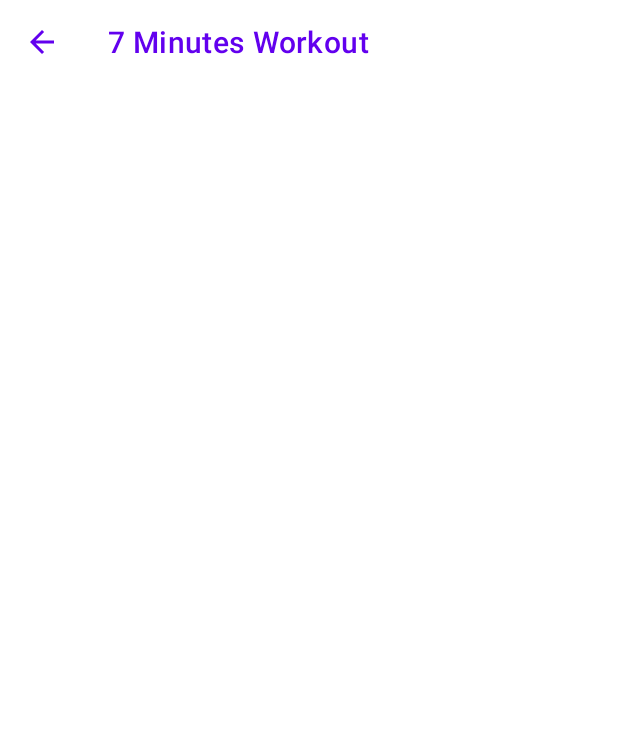
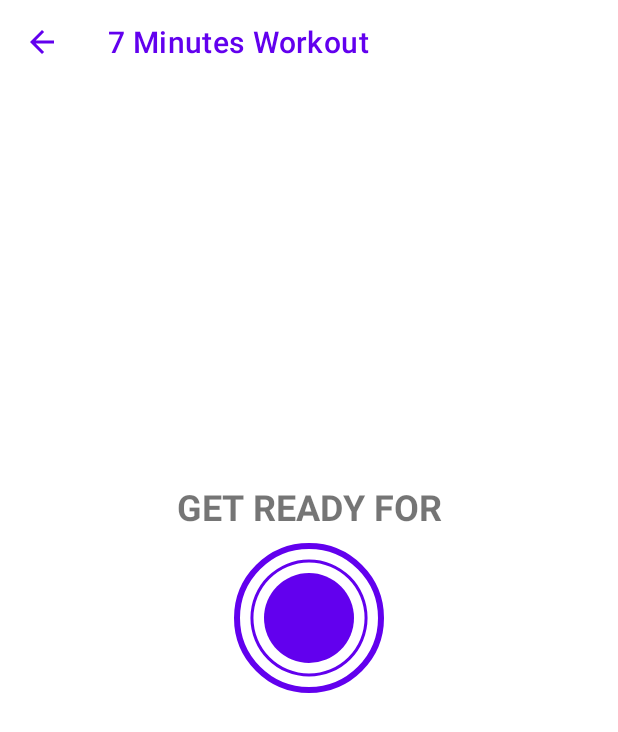
Before and after one commit to DennisHartstock/7MinutesWorkout, an Android app: the ExerciseActivity screen opened directly, with no data from a screen before it, on a phone screen of 412 x 824 dp. Shown: the top 732 px of the screen. Run offline under Robolectric (Android 15) with nearby library versions, the phone set to English and light mode, and no system bars.

Commit message:
add progress bar UI

```diff
--- /dev/null
+++ b/app/src/main/res/drawable/pb_bg.xml
@@ -0,0 +1,5 @@
+<?xml version="1.0" encoding="utf-8"?>
+<shape xmlns:android="http://schemas.android.com/apk/res/android"
+    android:shape="oval">
+    <solid android:color="@color/purple_500" />
+</shape>
--- /dev/null
+++ b/app/src/main/res/drawable/pb_circle.xml
@@ -0,0 +1,12 @@
+<?xml version="1.0" encoding="utf-8"?>
+<layer-list xmlns:android="http://schemas.android.com/apk/res/android">
+    <item>
+        <shape
+            android:innerRadiusRatio="2.7"
+            android:shape="ring"
+            android:thicknessRatio="50.0">
+            <solid android:color="@color/purple_500" />
+        </shape>
+
+    </item>
+</layer-list>
--- /dev/null
+++ b/app/src/main/res/drawable/pb_circle_gray.xml
@@ -0,0 +1,12 @@
+<?xml version="1.0" encoding="utf-8"?>
+<layer-list xmlns:android="http://schemas.android.com/apk/res/android">
+    <item>
+        <shape
+            android:innerRadiusRatio="2.7"
+            android:shape="ring"
+            android:thicknessRatio="50.0">
+            <solid android:color="@android:color/darker_gray" />
+        </shape>
+
+    </item>
+</layer-list>
--- a/app/src/main/res/drawable/ripple.xml
+++ b/app/src/main/res/drawable/ripple.xml
@@ -7,6 +7,6 @@
         </shape>
     </item>
 
-    <item android:drawable="@drawable/circle_border" />
+    <item android:drawable="@drawable/border_circle" />
 
 </ripple>
--- a/app/src/main/res/layout/activity_exercise.xml
+++ b/app/src/main/res/layout/activity_exercise.xml
@@ -1,5 +1,5 @@
 <?xml version="1.0" encoding="utf-8"?>
-<RelativeLayout xmlns:android="http://schemas.android.com/apk/res/android"
+<androidx.constraintlayout.widget.ConstraintLayout xmlns:android="http://schemas.android.com/apk/res/android"
     xmlns:app="http://schemas.android.com/apk/res-auto"
     xmlns:tools="http://schemas.android.com/tools"
     android:layout_width="match_parent"
@@ -11,7 +11,64 @@
         android:layout_width="match_parent"
         android:layout_height="?actionBarSize"
         android:background="@color/white"
+        app:layout_constraintTop_toTopOf="parent"
         android:theme="@style/ToolbarTheme"
         app:titleTextColor="@color/purple_500" />
 
-</RelativeLayout>
+    <TextView
+        android:id="@+id/tvExercise"
+        android:layout_width="wrap_content"
+        android:layout_height="wrap_content"
+        android:layout_marginBottom="8dp"
+        android:text="@string/tv_exercise"
+        android:textSize="24sp"
+        android:textStyle="bold"
+        app:layout_constraintBottom_toTopOf="@+id/flExercise"
+        app:layout_constraintEnd_toEndOf="parent"
+        app:layout_constraintStart_toStartOf="parent" />
+
+    <FrameLayout
+        android:id="@+id/flExercise"
+        android:layout_width="100dp"
+        android:layout_height="100dp"
+        android:background="@drawable/border_circle"
+        app:layout_constraintBottom_toBottomOf="parent"
+        app:layout_constraintEnd_toEndOf="parent"
+        app:layout_constraintStart_toStartOf="parent"
+        app:layout_constraintTop_toTopOf="parent">
+
+        <ProgressBar
+            android:id="@+id/pbExercise"
+            style="?android:progressBarStyleHorizontal"
+            android:layout_width="100dp"
+            android:layout_height="100dp"
+            android:layout_gravity="center"
+            android:background="@drawable/pb_circle_gray"
+            android:indeterminate="false"
+            android:max="10"
+            android:progress="100"
+            android:progressDrawable="@drawable/pb_circle"
+            android:rotation="-90"
+            app:layout_constraintEnd_toEndOf="parent"
+            app:layout_constraintStart_toStartOf="parent" />
+
+        <LinearLayout
+            android:layout_width="60dp"
+            android:layout_height="60dp"
+            android:layout_gravity="center"
+            android:background="@drawable/pb_bg"
+            android:gravity="center">
+
+            <TextView
+                android:id="@+id/tvTimer"
+                android:layout_width="wrap_content"
+                android:layout_height="wrap_content"
+                android:textColor="@color/white"
+                android:textSize="24sp"
+                android:textStyle="bold"
+                tools:text="10" />
+        </LinearLayout>
+
+    </FrameLayout>
+
+</androidx.constraintlayout.widget.ConstraintLayout>
--- a/app/src/main/res/values/strings.xml
+++ b/app/src/main/res/values/strings.xml
@@ -1,4 +1,5 @@
 <resources>
     <string name="app_name">7 Minutes Workout</string>
     <string name="start">START</string>
+    <string name="tv_exercise">GET READY FOR</string>
 </resources>
```
Also changed, not shown: app/src/main/res/drawable/border_circle.xml (renamed from app/src/main/res/drawable/circle_border.xml).
